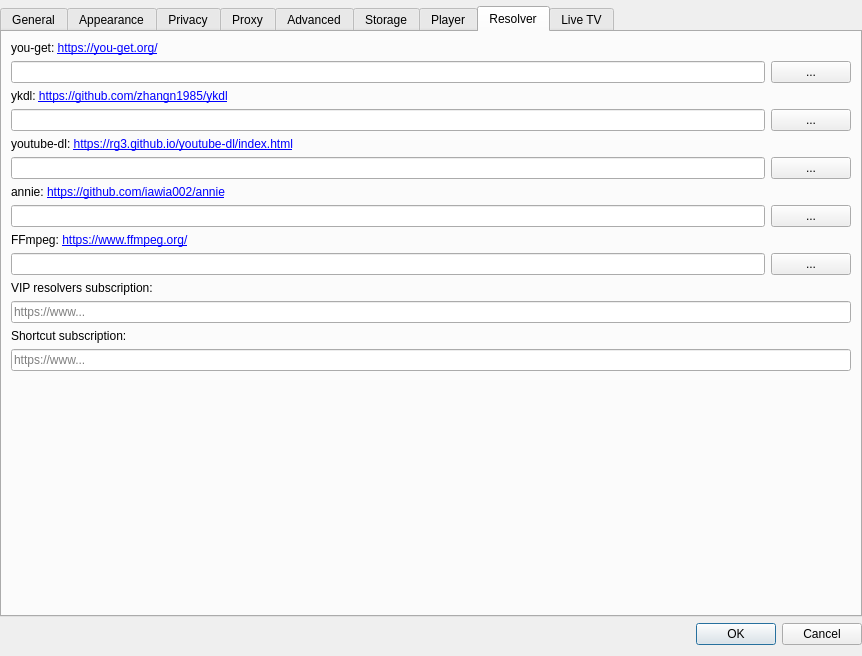
Old version of the form src/desktop/ui/settings.ui in the repository missdeer/imchenwen.
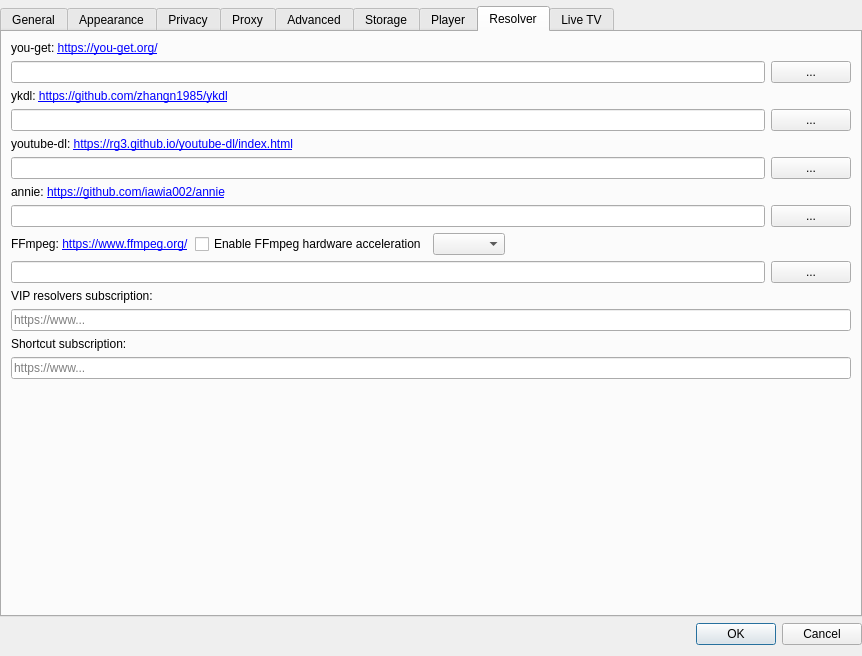
New version of the form. The open tabs and pages were chosen to show the change.

Commit message: (*)ffmpeg hardware acceleration options WIP

The edit to the form file:
```diff
--- a/src/desktop/ui/settings.ui
+++ b/src/desktop/ui/settings.ui
@@ -955,11 +955,32 @@
         </layout>
        </item>
        <item>
+        <layout class="QHBoxLayout" name="horizontalLayout_7" stretch="0,0,0,1">
+         <item>
         <widget class="QLabel" name="label_31">
          <property name="text">
           <string>&lt;html&gt;&lt;head/&gt;&lt;body&gt;&lt;p&gt;FFmpeg: &lt;a href=&quot;https://www.ffmpeg.org/&quot;&gt;&lt;span style=&quot; text-decoration: underline; color:#0000ff;&quot;&gt;https://www.ffmpeg.org/&lt;/span&gt;&lt;/a&gt;&lt;/p&gt;&lt;/body&gt;&lt;/html&gt;</string>
          </property>
         </widget>
+         </item>
+         <item>
+          <widget class="QCheckBox" name="cbEnableFFmpegHardwareAcceleration">
+           <property name="text">
+            <string>Enable FFmpeg hardware acceleration</string>
+           </property>
+          </widget>
+         </item>
+         <item>
+          <widget class="QComboBox" name="cbFFmpegHardwareAcceleration"/>
+         </item>
+         <item>
+          <widget class="QLabel" name="labelFFmpegHardwareAccelerationDescription">
+           <property name="text">
+            <string/>
+           </property>
+          </widget>
+         </item>
+        </layout>
        </item>
        <item>
         <layout class="QHBoxLayout" name="horizontalLayout_9">
```
Lines whose indentation alone changed are shown as unchanged. The commit also changes 3 other files.
